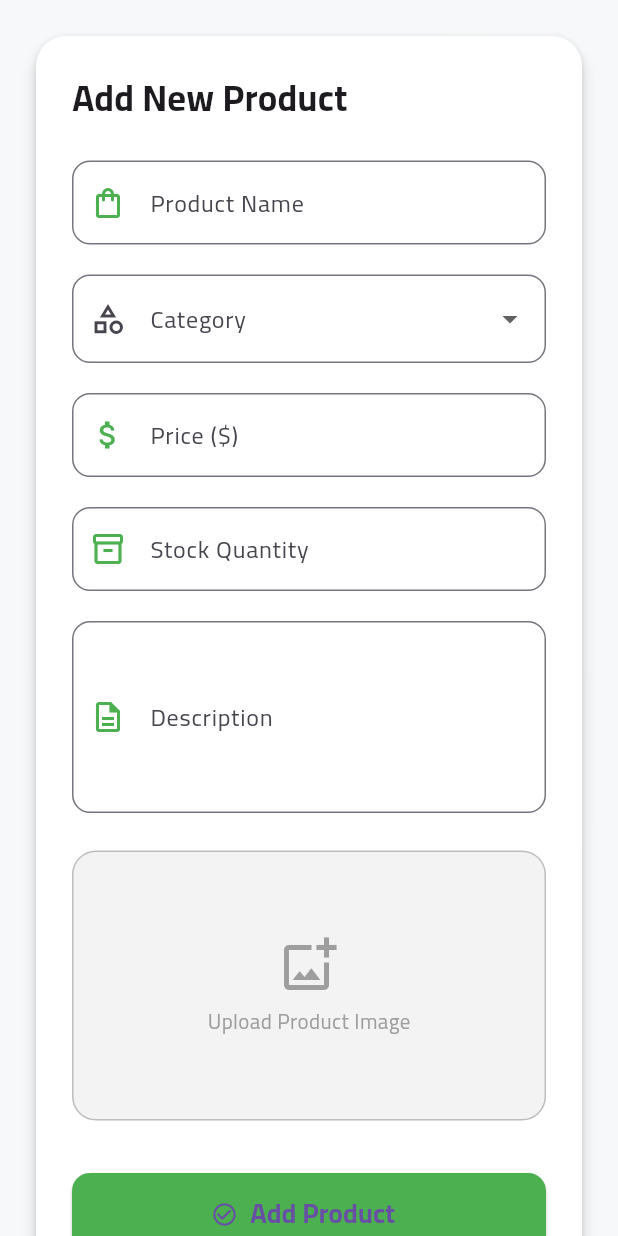
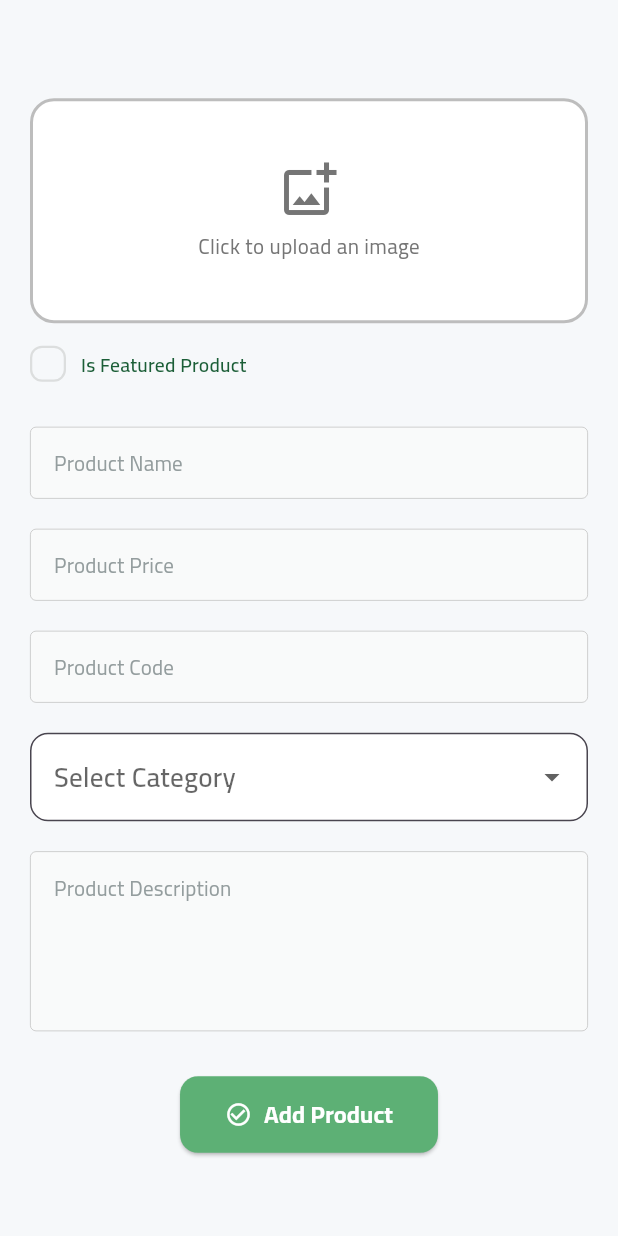
Before and after one commit to EzatRashad/Fruit-Hub-Dashboard, a Flutter app: the screen it shows after launch, in the side drawer, after a tap on "Add Product", on a phone screen of 412 x 824 dp. Run offline on Flutter 3.47's test engine with Material 3 defaults, Android fonts, the phone set to English and light mode, and no system bars; our stand-ins replace cached_network_image, chewie, firebase_core, flutter_svg, image_picker, video_player; accounts and stored records are empty.

Commit message:
complete add product form ui

```diff
--- a/lib/core/widgets/custom_text_filed.dart
+++ b/lib/core/widgets/custom_text_filed.dart
@@ -5,26 +5,34 @@ import '../utils/app_colors.dart';
 class CustomTextFormFiled extends StatelessWidget {
   const CustomTextFormFiled(
       {super.key,
-      required this.controller,
+      this.controller,
+      this.maxLines = 1,
       this.obscureText = false,
       required this.hintText,
       this.suffixIcon,
       this.onSaved,
-      this.validator,
+      //this.validator,
       bool obcureText = false});
   final String hintText;
-  final TextEditingController controller;
+  final TextEditingController? controller;
   final bool obscureText;
   final Widget? suffixIcon;
-  final String? Function(String?)? validator;
+ // final String? Function(String?)? validator;
   final void Function(String?)? onSaved;
+  final int? maxLines;
 
   @override
   Widget build(BuildContext context) {
     return TextFormField(
+      maxLines: maxLines,
       onTapOutside: (event) => FocusManager.instance.primaryFocus!.unfocus(),
       style: TextStyle(fontSize: 16),
-      validator: validator,
+      validator: (val) {
+        if (val == null || val.isEmpty) {
+          return 'This field is required';
+        }
+        return null;
+      },
       onSaved: onSaved,
       cursorColor: AppColors.primaryColor,
       controller: controller,
@@ -52,7 +60,7 @@ class CustomTextFormFiled extends StatelessWidget {
         ),
         errorMaxLines: 3,
         errorStyle: Theme.of(context).textTheme.titleSmall!.copyWith(
-              color: AppColors.primaryColor,
+              color: Colors.red,
             ),
         errorBorder: OutlineInputBorder(
           borderRadius: BorderRadius.circular(4),
--- /dev/null
+++ b/lib/feature/add_product/domain/entities/add_product_input_entity.dart
@@ -0,0 +1,19 @@
+class AddProductInputEntity {
+   final String name;
+  final String code;
+  final String description;
+  final num price;
+  final String category;
+  final String? imageUrl;
+
+  AddProductInputEntity({
+    required this.name,
+    required this.code,
+    required this.description,
+    required this.price,
+    required this.category,
+      this.imageUrl,
+  });
+
+
+}
--- a/lib/feature/add_product/presentation/view/widgets/add_product_view_body.dart
+++ b/lib/feature/add_product/presentation/view/widgets/add_product_view_body.dart
@@ -1,4 +1,11 @@
+import 'dart:io';
 import 'package:flutter/material.dart';
+import 'package:frut_hub_dashboard/core/utils/utils.dart';
+import 'package:frut_hub_dashboard/core/widgets/custom_text_filed.dart';
+import 'package:frut_hub_dashboard/feature/add_product/domain/entities/add_product_input_entity.dart';
+
+import 'image_picker_section.dart';
+import 'is_featured.dart';
 
 class AddProductViewBody extends StatefulWidget {
   const AddProductViewBody({super.key});
@@ -9,70 +16,81 @@ class AddProductViewBody extends StatefulWidget {
 
 class _AddProductViewBodyState extends State<AddProductViewBody> {
   final _formKey = GlobalKey<FormState>();
+  late String name, code, description;
+  late num price;
 
-  final nameController = TextEditingController();
-  final priceController = TextEditingController();
-  final stockController = TextEditingController();
-  final descController = TextEditingController();
+  bool isFeatured = false;
 
   String? selectedCategory;
-  final List<String> categories = [
-    'Fruits',
-    'Vegetables',
-    'Snacks',
-    'Drinks',
-  ];
+  final List<String> categories = ['Fruits', 'Vegetables', 'Snacks', 'Drinks'];
+
+  File? selectedImage;
 
   @override
   Widget build(BuildContext context) {
     final width = MediaQuery.of(context).size.width;
-    final isTablet = width >= 700 && width < 1100;
     final isDesktop = width >= 1100;
 
-    final double padding = isDesktop ? 40 : 20;
-    final double fieldWidth = isDesktop ? 350 : double.infinity;
+    final double padding = isDesktop ? 50 : 20;
+    final double fieldWidth = isDesktop ? 400 : double.infinity;
+    final double spacing = 20;
 
     return Scaffold(
       backgroundColor: const Color(0xFFF6F8FA),
       body: SafeArea(
+        child: Center(
           child: SingleChildScrollView(
             padding: EdgeInsets.all(padding),
-          child: Center(
-            child: ConstrainedBox(
-              constraints: const BoxConstraints(maxWidth: 1000),
-              child: Card(
-                elevation: 4,
-                color: Colors.white,
-                shape: RoundedRectangleBorder(
-                    borderRadius: BorderRadius.circular(20)),
-                child: Padding(
-                  padding: EdgeInsets.all(isDesktop ? 40 : 24),
             child: Form(
               key: _formKey,
               child: Column(
-                      crossAxisAlignment: CrossAxisAlignment.start,
+                crossAxisAlignment: CrossAxisAlignment.center,
                 children: [
-                        // 🔹 Title
-                        const Text(
-                          "Add New Product",
-                          style: TextStyle(
-                            fontSize: 24,
-                            fontWeight: FontWeight.bold,
+                  10.ph,
+                  ImagePickerSection(
+                    selectedImage: selectedImage,
+                    onImageSelected: (image) {
+                      setState(() {
+                        selectedImage = image;
+                      });
+                    },
                   ),
+                  15.ph,
+                  IsFeatured(
+                    onChanged: (isFeatured) {
+                      this.isFeatured = isFeatured;
+                    },
                   ),
-                        const SizedBox(height: 25),
-
-                        // 🔹 Inputs Grid
+                  30.ph,
                   Wrap(
-                          spacing: 20,
-                          runSpacing: 20,
+                    spacing: spacing,
+                    runSpacing: spacing,
                     children: [
                       SizedBox(
                         width: fieldWidth,
-                              child: _buildTextField(
-                                controller: nameController,
-                                label: "Product Name",
-                                icon: Icons.shopping_bag_outlined,
+                        child: CustomTextFormFiled(
+                          onSaved: (value) {
+                            name = value ?? '';
+                          },
+                          hintText: "Product Name",
+                        ),
+                      ),
+                      SizedBox(
+                        width: fieldWidth,
+                        child: CustomTextFormFiled(
+                          onSaved: (value) {
+                            price = num.tryParse(value ?? '') ?? 0;
+                          },
+                          hintText: "Product Price",
+                        ),
+                      ),
+                      SizedBox(
+                        width: fieldWidth,
+                        child: CustomTextFormFiled(
+                          onSaved: (value) {
+                            code = value?.toLowerCase() ?? '';
+                          },
+                          hintText: "Product Code",
                         ),
                       ),
                       SizedBox(
@@ -80,126 +98,87 @@ class _AddProductViewBodyState extends State<AddProductViewBody> {
                         child: DropdownButtonFormField<String>(
                           value: selectedCategory,
                           decoration: InputDecoration(
-                                  labelText: "Category",
-                                  prefixIcon:
-                                      const Icon(Icons.category_outlined),
+                            hintText: "Select Category",
+                            filled: true,
+                            fillColor: Colors.white,
                             border: OutlineInputBorder(
                               borderRadius: BorderRadius.circular(12),
+                              borderSide:
+                                  BorderSide(color: Colors.grey.shade300),
                             ),
                           ),
                           items: categories
-                                    .map((cat) => DropdownMenuItem(
+                              .map(
+                                (cat) => DropdownMenuItem(
                                   value: cat,
                                   child: Text(cat),
-                                        ))
+                                ),
+                              )
                               .toList(),
-                                onChanged: (value) =>
-                                    setState(() => selectedCategory = value),
-                                validator: (value) =>
-                                    value == null ? "Select a category" : null,
-                              ),
-                            ),
-                            SizedBox(
-                              width: fieldWidth,
-                              child: _buildTextField(
-                                controller: priceController,
-                                label: "Price (\$)",
-                                icon: Icons.attach_money_outlined,
-                                keyboardType: TextInputType.number,
-                              ),
-                            ),
-                            SizedBox(
-                              width: fieldWidth,
-                              child: _buildTextField(
-                                controller: stockController,
-                                label: "Stock Quantity",
-                                icon: Icons.inventory_2_outlined,
-                                keyboardType: TextInputType.number,
+                          onChanged: (value) {
+                            setState(() => selectedCategory = value);
+                          },
                         ),
                       ),
                     ],
                   ),
-
-                        const SizedBox(height: 20),
-
-                        // 🔹 Description Field
-                        _buildTextField(
-                          controller: descController,
-                          label: "Description",
-                          icon: Icons.description_outlined,
+                  20.ph,
+                  CustomTextFormFiled(
+                    onSaved: (value) {
+                      description = value ?? '';
+                    },
+                    hintText: "Product Description",
                     maxLines: 4,
                   ),
-
-                        const SizedBox(height: 25),
-
-                        // 🔹 Image Upload
-                        GestureDetector(
-                          onTap: () {
-                            // TODO: pick image logic
-                          },
-                          child: Container(
-                            height: 180,
-                            width: double.infinity,
-                            decoration: BoxDecoration(
-                              borderRadius: BorderRadius.circular(16),
-                              color: const Color(0xFFF3F3F3),
-                              border: Border.all(
-                                color: Colors.grey.shade400,
-                                width: 1,
-                              ),
-                            ),
-                            child: const Center(
-                              child: Column(
-                                mainAxisSize: MainAxisSize.min,
-                                children: [
-                                  Icon(Icons.add_photo_alternate_outlined,
-                                      size: 40, color: Colors.grey),
-                                  SizedBox(height: 8),
-                                  Text(
-                                    "Upload Product Image",
-                                    style: TextStyle(color: Colors.grey),
-                                  ),
-                                ],
-                              ),
-                            ),
-                          ),
-                        ),
-
-                        const SizedBox(height: 35),
-
-                        // 🔹 Submit Button
-                        Align(
-                          alignment: Alignment.center,
-                          child: SizedBox(
-                            width: isDesktop ? 220 : double.infinity,
-                            height: 55,
-                            child: ElevatedButton.icon(
-                              icon: const Icon(Icons.check_circle_outline),
-                              label: const Text(
-                                "Add Product",
-                                style: TextStyle(
-                                  fontSize: 18,
-                                  fontWeight: FontWeight.bold,
-                                ),
-                              ),
+                  30.ph,
+                  ElevatedButton.icon(
                     style: ElevatedButton.styleFrom(
-                                backgroundColor: Colors.green,
+                      backgroundColor: const Color(0xFF5DB075),
+                      padding: const EdgeInsets.symmetric(
+                          horizontal: 30, vertical: 14),
                       shape: RoundedRectangleBorder(
                         borderRadius: BorderRadius.circular(12),
                       ),
                     ),
+                    icon: const Icon(Icons.check_circle_outline,
+                        color: Colors.white),
+                    label: const Text(
+                      "Add Product",
+                      style: TextStyle(
+                        color: Colors.white,
+                        fontSize: 16,
+                        fontWeight: FontWeight.bold,
+                      ),
+                    ),
                     onPressed: () {
-                                if (_formKey.currentState!.validate()) {
+                      if (selectedImage == null) {
                         ScaffoldMessenger.of(context).showSnackBar(
                           const SnackBar(
-                                      content:
-                                          Text("✅ Product added successfully!"),
+                            content: Text('Please select an image.'),
+                            backgroundColor: Colors.red,
+                          ),
+                        );
+                      } else {
+                        if (_formKey.currentState!.validate()) {
+                          _formKey.currentState!.save();
+                          AddProductInputEntity inputEntity =
+                              AddProductInputEntity(
+                            name: name,
+                            code: code,
+                            description: description,
+                            price: price,
+                            category: selectedCategory ?? 'Uncategorized',
+                            imageUrl: selectedImage!.path,
+                          );
+                          ScaffoldMessenger.of(context).showSnackBar(
+                            const SnackBar(
+                              content: Text('Product added successfully!'),
+                              backgroundColor: Colors.green,
                             ),
                           );
                         }
+                      }
                     },
-                            ),
-                          ),
                   ),
                 ],
               ),
@@ -207,31 +186,6 @@ class _AddProductViewBodyState extends State<AddProductViewBody> {
           ),
         ),
       ),
-          ),
-        ),
-      ),
-    );
-  }
-
-  Widget _buildTextField({
-    required TextEditingController controller,
-    required String label,
-    required IconData icon,
-    TextInputType keyboardType = TextInputType.text,
-    int maxLines = 1,
-  }) {
-    return TextFormField(
-      controller: controller,
-      keyboardType: keyboardType,
-      maxLines: maxLines,
-      decoration: InputDecoration(
-        labelText: label,
-        prefixIcon: Icon(icon, color: Colors.green),
-        border: OutlineInputBorder(
-          borderRadius: BorderRadius.circular(12),
-        ),
-      ),
-      validator: (value) => value!.isEmpty ? "Enter $label" : null,
     );
   }
 }
--- /dev/null
+++ b/lib/feature/add_product/presentation/view/widgets/custom_check_box.dart
@@ -0,0 +1,36 @@
+import 'package:flutter/material.dart';
+
+import '../../../../../core/utils/app_colors.dart';
+
+class CustomCheckBox extends StatelessWidget {
+  const CustomCheckBox(
+      {super.key, required this.isChecked, required this.onChecked});
+  final bool isChecked;
+  final ValueChanged<bool> onChecked;
+  @override
+  Widget build(BuildContext context) {
+    return GestureDetector(
+      onTap: () {
+        onChecked(!isChecked);
+      },
+      child: AnimatedContainer(
+        width: 24,
+        height: 24,
+        duration: const Duration(milliseconds: 100),
+        decoration: ShapeDecoration(
+          color: isChecked ? AppColors.primaryColor : Colors.transparent,
+          shape: RoundedRectangleBorder(
+            side: BorderSide(
+              width: 1.50,
+              color: isChecked ? Colors.transparent : const Color(0xFFDCDEDE),
+            ),
+            borderRadius: BorderRadius.circular(8),
+          ),
+        ),
+        child: isChecked
+            ? Icon(Icons.check, size: 20, color: Colors.white)
+            : const SizedBox(),
+      ),
+    );
+  }
+}
--- /dev/null
+++ b/lib/feature/add_product/presentation/view/widgets/image_picker_section.dart
@@ -0,0 +1,112 @@
+import 'dart:io';
+import 'package:flutter/material.dart';
+import 'package:image_picker/image_picker.dart';
+
+class ImagePickerSection extends StatefulWidget {
+  final File? selectedImage;
+  final Function(File?) onImageSelected;
+
+  const ImagePickerSection({
+    super.key,
+    required this.selectedImage,
+    required this.onImageSelected,
+  });
+
+  @override
+  State<ImagePickerSection> createState() => _ImagePickerSectionState();
+}
+
+class _ImagePickerSectionState extends State<ImagePickerSection> {
+  Future<void> _pickImage() async {
+    final ImagePicker picker = ImagePicker();
+    final XFile? image = await picker.pickImage(
+      source: ImageSource.gallery,
+      imageQuality: 80,
+    );
+
+    if (image != null) {
+      widget.onImageSelected(File(image.path));
+    }
+  }
+
+  void _removeImage() {
+    widget.onImageSelected(null);
+  }
+
+  @override
+  Widget build(BuildContext context) {
+    final width = MediaQuery.of(context).size.width;
+    final isTablet = width >= 700 && width < 1100;
+    final isDesktop = width >= 1100;
+
+    return Column(
+      children: [
+        GestureDetector(
+          onTap: _pickImage,
+          child: Container(
+            width: double.infinity,
+            height: isDesktop ? 200 : 150,
+            decoration: BoxDecoration(
+              borderRadius: BorderRadius.circular(16),
+              border: Border.all(
+                color: Colors.grey.shade400,
+                width: 2,
+              ),
+              color: Colors.white,
+            ),
+            child: widget.selectedImage == null
+                ? Column(
+                    mainAxisAlignment: MainAxisAlignment.center,
+                    children: [
+                      Icon(
+                        Icons.add_photo_alternate_outlined,
+                        size: isDesktop ? 60 : 40,
+                        color: Colors.grey.shade600,
+                      ),
+                      const SizedBox(height: 8),
+                      Text(
+                        "Click to upload an image",
+                        style: TextStyle(
+                          color: Colors.grey.shade600,
+                          fontSize: isDesktop ? 18 : 14,
+                        ),
+                      ),
+                    ],
+                  )
+                : Stack(
+                    children: [
+                      ClipRRect(
+                        borderRadius: BorderRadius.circular(16),
+                        child: Image.file(
+                          widget.selectedImage!,
+                          fit: BoxFit.cover,
+                          width: double.infinity,
+                          height: double.infinity,
+                        ),
+                      ),
+                      Positioned(
+                        top: 6,
+                        right: 6,
+                        child: GestureDetector(
+                          onTap: _removeImage,
+                          child: Container(
+                            decoration: const BoxDecoration(
+                              shape: BoxShape.circle,
+                              color: Colors.black54,
+                            ),
+                            child: const Icon(
+                              Icons.close,
+                              color: Colors.white,
+                              size: 20,
+                            ),
+                          ),
+                        ),
+                      ),
+                    ],
+                  ),
+          ),
+        ),
+      ],
+    );
+  }
+}
--- /dev/null
+++ b/lib/feature/add_product/presentation/view/widgets/is_featured.dart
@@ -0,0 +1,42 @@
+import 'package:flutter/material.dart';
+import 'package:frut_hub_dashboard/core/utils/utils.dart';
+
+import '../../../../../core/utils/app_colors.dart';
+import 'custom_check_box.dart';
+
+class IsFeatured extends StatefulWidget {
+  const IsFeatured({super.key, required this.onChanged});
+
+  final ValueChanged<bool> onChanged;
+  @override
+  State<IsFeatured> createState() => _IsFeaturedState();
+}
+
+class _IsFeaturedState extends State<IsFeatured> {
+  bool isTermsAccepted = false;
+  @override
+  Widget build(BuildContext context) {
+    return Row(
+      children: [
+        CustomCheckBox(
+          onChecked: (value) {
+            isTermsAccepted = value;
+            widget.onChanged(value);
+            setState(() {});
+          },
+          isChecked: isTermsAccepted,
+        ),
+        10.pw,
+        Expanded(
+          child: Text(
+            "Is Featured Product",
+            style: Theme.of(context)
+                .textTheme
+                .titleMedium!
+                .copyWith(color: AppColors.primaryColor, fontSize: 13),
+          ),
+        )
+      ],
+    );
+  }
+}
--- a/pubspec.yaml
+++ b/pubspec.yaml
@@ -39,6 +39,7 @@ dependencies:
 
   video_player: null
   flutter_svg: null
+  image_picker: ^1.1.2
   cached_network_image: null
   fl_chart: ^0.69.0
   intl: null
```
Also changed, not shown: pubspec.lock, 5 other files. Lines whose indentation alone changed are shown as unchanged.
